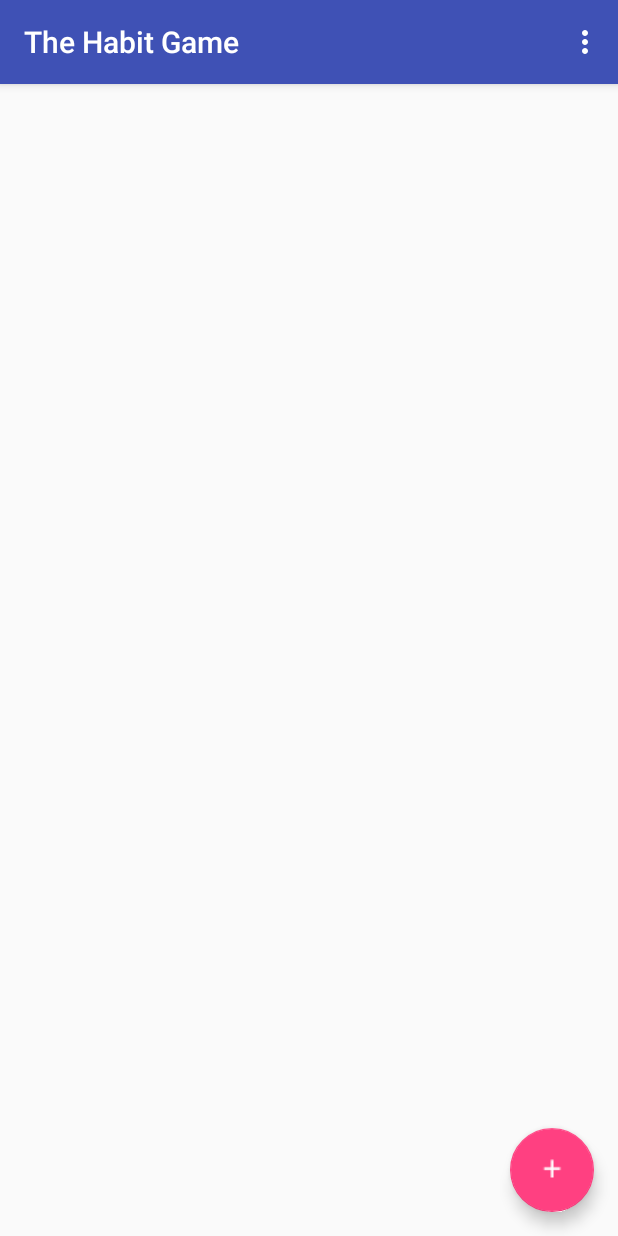
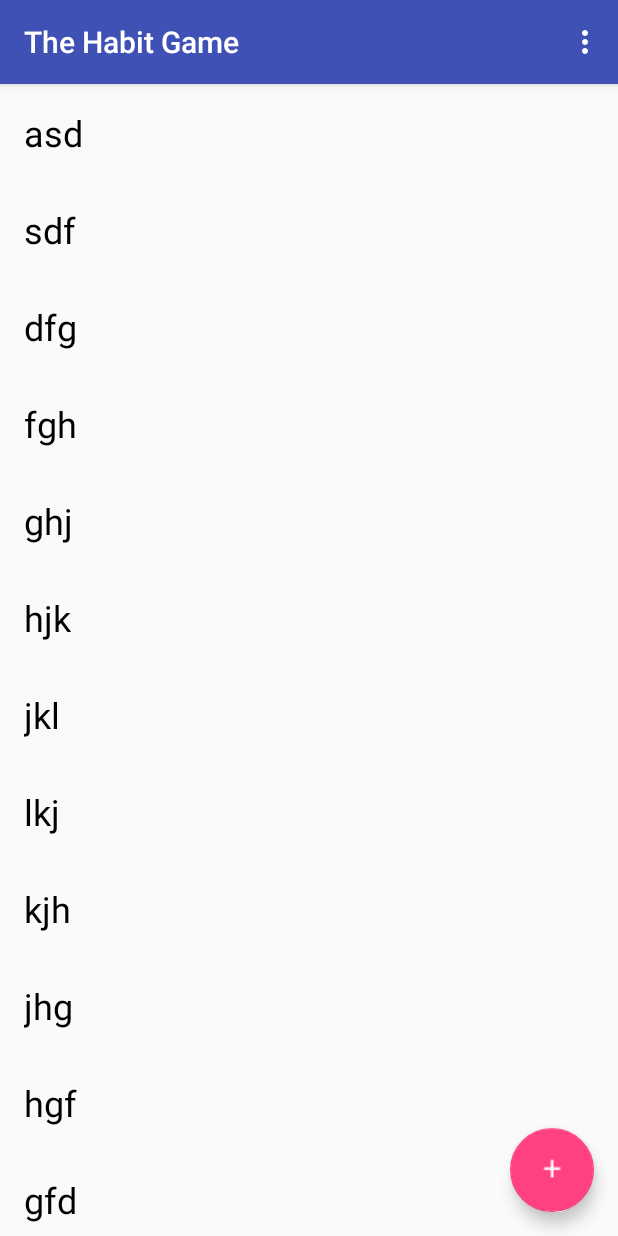
Before and after one commit to sayard/The-Habit-Game, an Android app: the screen it shows after launch (MainActivity), on a phone screen of 412 x 824 dp. Run offline under Robolectric (Android 15) with nearby library versions, the phone set to English and light mode, and no system bars.

Commit message:
added RecyclerView Adapter with sampleData

```diff
--- /dev/null
+++ b/app/src/main/java/pl/c0/sayard/thehabitgame/HabitAdapter.java
@@ -0,0 +1,48 @@
+package pl.c0.sayard.thehabitgame;
+
+import android.support.v7.widget.RecyclerView;
+import android.view.LayoutInflater;
+import android.view.ViewGroup;
+import android.widget.TextView;
+
+/**
+ * Created by Karol on 06.03.2017.
+ */
+
+public class HabitAdapter extends RecyclerView.Adapter<HabitAdapter.ViewHolder> {
+
+    private String[] mDataSet;
+
+    public static class ViewHolder extends RecyclerView.ViewHolder{
+
+        public TextView mTextView;
+        public ViewHolder(TextView textView) {
+            super(textView);
+            mTextView = textView;
+        }
+    }
+
+    public HabitAdapter(String[] dataset) {
+        mDataSet = dataset;
+    }
+
+    @Override
+    public ViewHolder onCreateViewHolder(ViewGroup parent, int viewType) {
+
+        TextView textView = (TextView) LayoutInflater.from(parent.getContext())
+                .inflate(R.layout.habit_adapter_item, parent, false);
+
+        ViewHolder vh = new ViewHolder(textView);
+        return vh;
+    }
+
+    @Override
+    public void onBindViewHolder(ViewHolder holder, int position) {
+        holder.mTextView.setText(mDataSet[position]);
+    }
+
+    @Override
+    public int getItemCount() {
+        return mDataSet.length;
+    }
+}
--- a/app/src/main/java/pl/c0/sayard/thehabitgame/MainActivity.java
+++ b/app/src/main/java/pl/c0/sayard/thehabitgame/MainActivity.java
@@ -3,14 +3,21 @@ package pl.c0.sayard.thehabitgame;
 import android.content.Intent;
 import android.os.Bundle;
 import android.support.design.widget.FloatingActionButton;
-import android.support.design.widget.Snackbar;
 import android.support.v7.app.AppCompatActivity;
+import android.support.v7.widget.LinearLayoutManager;
+import android.support.v7.widget.RecyclerView;
 import android.support.v7.widget.Toolbar;
 import android.view.View;
 import android.view.Menu;
 import android.view.MenuItem;
 
+import pl.c0.sayard.thehabitgame.data.SampleData;
+
 public class MainActivity extends AppCompatActivity {
+
+    private RecyclerView mRecyclerView;
+    private RecyclerView.Adapter mAdapter;
+    private RecyclerView.LayoutManager mLayoutManager;
 
     @Override
     protected void onCreate(Bundle savedInstanceState) {
@@ -27,6 +34,14 @@ public class MainActivity extends AppCompatActivity {
                 startActivity(intent);
             }
         });
+
+        mRecyclerView = (RecyclerView) findViewById(R.id.habit_recycler_view);
+
+        mLayoutManager = new LinearLayoutManager(this);
+        mRecyclerView.setLayoutManager(mLayoutManager);
+
+        mAdapter = new HabitAdapter(SampleData.SAMPLE_DATA);
+        mRecyclerView.setAdapter(mAdapter);
     }
 
     @Override
--- /dev/null
+++ b/app/src/main/java/pl/c0/sayard/thehabitgame/data/SampleData.java
@@ -0,0 +1,24 @@
+package pl.c0.sayard.thehabitgame.data;
+
+/**
+ * Created by Karol on 06.03.2017.
+ */
+
+public class SampleData {
+    public static final String[] SAMPLE_DATA = {
+            "asd",
+            "sdf",
+            "dfg",
+            "fgh",
+            "ghj",
+            "hjk",
+            "jkl",
+            "lkj",
+            "kjh",
+            "jhg",
+            "hgf",
+            "gfd",
+            "fds",
+            "dsa"
+    };
+}
--- a/app/src/main/res/layout/content_main.xml
+++ b/app/src/main/res/layout/content_main.xml
@@ -7,5 +7,6 @@
     xmlns:app="http://schemas.android.com/apk/res-auto"
     app:layout_behavior="@string/appbar_scrolling_view_behavior"
     tools:context="pl.c0.sayard.thehabitgame.MainActivity"
-    tools:showIn="@layout/activity_main">
+    tools:showIn="@layout/activity_main"
+    android:id="@+id/habit_recycler_view">
 </android.support.v7.widget.RecyclerView>
--- /dev/null
+++ b/app/src/main/res/layout/habit_adapter_item.xml
@@ -0,0 +1,7 @@
+<?xml version="1.0" encoding="utf-8"?>
+<TextView android:layout_width="wrap_content"
+    android:layout_height="wrap_content"
+    android:textSize="24sp"
+    android:padding="16dp"
+    android:textColor="@android:color/black"
+    xmlns:android="http://schemas.android.com/apk/res/android" />
--- a/build.gradle
+++ b/build.gradle
@@ -5,7 +5,7 @@ buildscript {
         jcenter()
     }
     dependencies {
-        classpath 'com.android.tools.build:gradle:2.2.3'
+        classpath 'com.android.tools.build:gradle:2.3.0'
 
         // NOTE: Do not place your application dependencies here; they belong
         // in the individual module build.gradle files
```
Also changed, not shown: gradle/wrapper/gradle-wrapper.properties.
